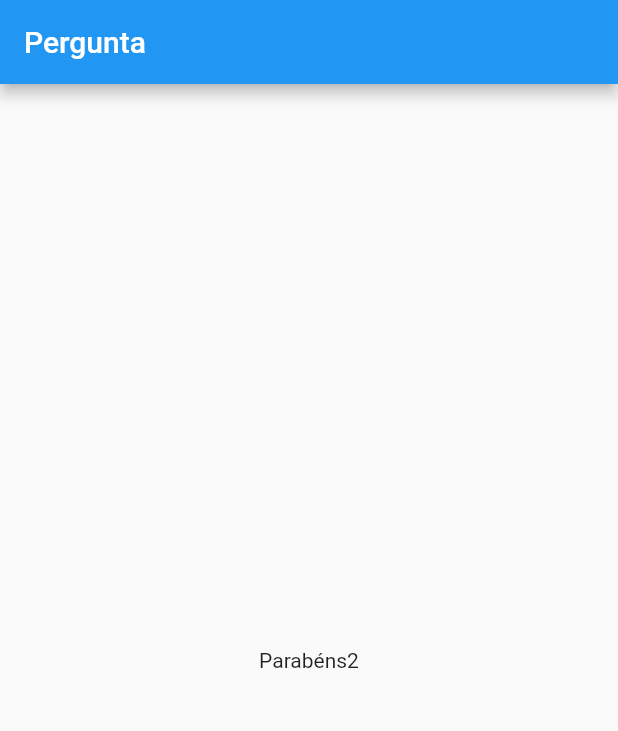
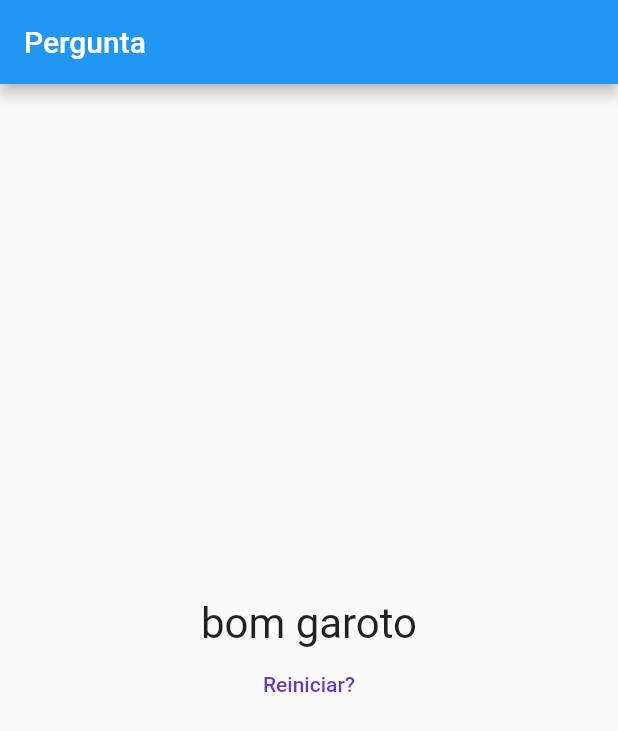
Before and after one commit to paulovictorbuenoflores/app_perguntas, a Flutter app: the screen it shows after launch, after a tap on "Red", after a tap on "Cachorro", after a tap on "FreeRide", on a phone screen of 412 x 824 dp. Shown: the top 731 px of the screen. Run offline on Flutter 3.47's test engine with Material 2 defaults, Android fonts, the phone set to English and light mode, and no system bars.

Commit message:
mostrando resultado da pontuacao

```diff
--- a/lib/main.dart
+++ b/lib/main.dart
@@ -15,35 +15,54 @@ void main(List<String> args) => runApp(PerguntaApp());
  */
 class _PerguntaAppState extends State<PerguntaApp> {
   var _perguntaSelecionada = 0;
-
+  int _notaTotal = 0;
   final List<Map<String, Object>> _perguntas = const [
     {
       'texto': 'Qual é a sua cor favorita?',
-      'resposta': ['Red', 'Blue', 'Green', 'yelow'],
+      'resposta': [
+        {'texto': 'Red', 'nota': 10},
+        {'texto': 'Blue', 'nota': 7},
+        {'texto': 'Green', 'nota': 5},
+        {'texto': 'yelow', 'nota': -6},
+      ],
     },
     {
       'texto': 'Qual é o seu animal favorito?',
-      'resposta': ['Gato', 'Cachorro', 'outro'],
+      'resposta': [
+        {'texto': 'Gato', 'nota': -10},
+        {'texto': 'Cachorro', 'nota': 10},
+        {'texto': 'outro', 'nota': -10},
+      ],
     },
     {
       'texto': 'Qual é o seu esporte favorito?',
       'resposta': [
-        'BMX',
-        'Downhill',
-        'FreeRide',
-        'Enduro',
-        'MotoCross',
-        'Esporte Não radical'
+        {'texto': 'BMX', 'nota': 10},
+        {'texto': 'Downhill', 'nota': 10},
+        {'texto': 'FreeRide', 'nota': 10},
+        {'texto': 'Enduro', 'nota': 10},
+        {'texto': 'MotoCross', 'nota': 10},
+        {'texto': 'Esporte Não radical', 'nota': -10},
       ],
     },
   ];
 
-  void _responder() {
+  void _responder(int nota) {
+    if (temPerguntaSelecionada) {
+      setState(() {
+        _perguntaSelecionada++;
+        _notaTotal += nota;
+      });
+    }
+    print(_notaTotal);
+    // print(_perguntaSelecionada);
+  }
+
+  void _reiniciarQuestionario() {
     setState(() {
-      _perguntaSelecionada++;
+      _perguntaSelecionada = 0;
+      _notaTotal = 0;
     });
-
-    // print(_perguntaSelecionada);
   }
 
   bool get temPerguntaSelecionada {
@@ -54,10 +73,6 @@ class _PerguntaAppState extends State<PerguntaApp> {
   Widget build(BuildContext context) {
     //como estou trabalhando com inferencia, não precisa referenciar, pode ser só: final perguntas =[{}];
 
-    List<String> respostas = temPerguntaSelecionada
-        ? _perguntas[_perguntaSelecionada].cast()['resposta']
-        : [];
-
     return MaterialApp(
       home: Scaffold(
         appBar: AppBar(
@@ -67,9 +82,9 @@ class _PerguntaAppState extends State<PerguntaApp> {
             ? Questionario(
                 perguntas: _perguntas,
                 perguntaSelecionada: _perguntaSelecionada,
-                responder: _responder,
+                quandoResponder: _responder,
               )
-            : const Resultado(),
+            : Resultado(_notaTotal, _reiniciarQuestionario),
       ),
     );
   }
--- a/lib/questao.dart
+++ b/lib/questao.dart
@@ -2,6 +2,7 @@ import 'package:flutter/material.dart';
 
 class Questao extends StatelessWidget {
   final String texto;
+
   Questao(this.texto);
 
   @override
--- a/lib/questionario.dart
+++ b/lib/questionario.dart
@@ -5,26 +5,34 @@ import 'package:projeto_perguntas/resposta.dart';
 class Questionario extends StatelessWidget {
   final List<Map<String, Object>> perguntas;
   final int perguntaSelecionada;
-  final void Function() responder;
+  final void Function(int) quandoResponder;
+
   Questionario({
     //construtor nomeado
     @required this.perguntas,
     @required this.perguntaSelecionada,
-    @required this.responder,
+    @required this.quandoResponder,
   });
+
   bool get temPerguntaSelecionada {
     return perguntaSelecionada < perguntas.length;
   }
 
   @override
   Widget build(BuildContext context) {
-    List<String> respostas = temPerguntaSelecionada
+    List<Map<String, Object>> respostas = temPerguntaSelecionada
         ? perguntas[perguntaSelecionada].cast()['resposta']
         : [];
+
     return Column(
       children: <Widget>[
         Questao(perguntas[perguntaSelecionada]['texto']),
-        ...respostas.map((t) => Resposta(t, responder)).toList(),
+        ...respostas.map((resp) {
+          return Resposta(
+            resp['texto'].toString(),
+            () => quandoResponder(int.parse(resp['nota'].toString())),
+          );
+        }).toList()
       ],
     );
   }
--- a/lib/resultado.dart
+++ b/lib/resultado.dart
@@ -1,12 +1,34 @@
 import 'package:flutter/material.dart';
 
 class Resultado extends StatelessWidget {
-  const Resultado({Key key}) : super(key: key);
+  final int nota;
+  final void Function() quandoReniciarQuestioanario;
+  Resultado(this.nota, this.quandoReniciarQuestioanario);
+  String get fraseResultado {
+    if (nota < 11) {
+      return 'se lascou ;)';
+    } else {
+      return 'bom garoto';
+    }
+  }
 
   @override
   Widget build(BuildContext context) {
-    return Center(
-      child: const Text('Parabéns2'),
+    return Column(
+      mainAxisAlignment: MainAxisAlignment.center,
+      children: <Widget>[
+        Center(
+          child: Text(
+            fraseResultado,
+            style: TextStyle(fontSize: 28),
+          ),
+        ),
+        FlatButton(
+          onPressed: quandoReniciarQuestioanario,
+          child: Text('Reiniciar?'),
+          textColor: Colors.deepPurple,
+        )
+      ],
     );
   }
 }
```
